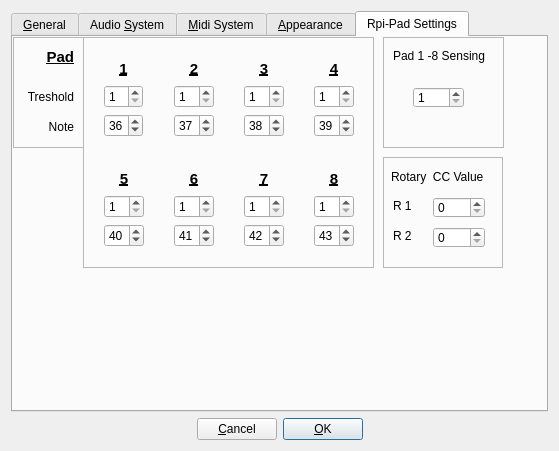
Old version of the form src/gui/src/UI/PreferencesDialog_UI.ui in the repository wolkstein/hydrogen.
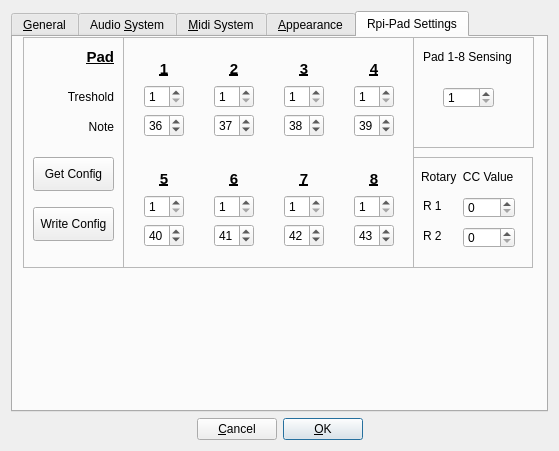
New version of the form. The open tabs and pages were chosen to show the change. Custom widgets are drawn as their Qt base class.

The edit to the form file:
```diff
--- a/src/gui/src/UI/PreferencesDialog_UI.ui
+++ b/src/gui/src/UI/PreferencesDialog_UI.ui
@@ -948,7 +948,7 @@
       <widget class="QFrame" name="frame">
        <property name="geometry">
         <rect>
-         <x>370</x>
+         <x>400</x>
          <y>0</y>
          <width>121</width>
          <height>111</height>
@@ -966,11 +966,11 @@
           <x>10</x>
           <y>10</y>
           <width>111</width>
-          <height>18</height>
+          <height>20</height>
          </rect>
         </property>
         <property name="text">
-         <string>Pad 1 -8 Sensing</string>
+         <string>Pad 1-8 Sensing</string>
         </property>
        </widget>
        <widget class="QSpinBox" name="PadSensingSpinBox">
@@ -993,7 +993,7 @@
       <widget class="QFrame" name="frame_2">
        <property name="geometry">
         <rect>
-         <x>70</x>
+         <x>110</x>
          <y>0</y>
          <width>291</width>
          <height>231</height>
@@ -1063,7 +1063,7 @@
          <rect>
           <x>10</x>
           <y>10</y>
-          <width>61</width>
+          <width>62</width>
           <height>101</height>
          </rect>
         </property>
@@ -1445,10 +1445,10 @@
       <widget class="QFrame" name="frame_3">
        <property name="geometry">
         <rect>
-         <x>0</x>
+         <x>10</x>
          <y>0</y>
-         <width>71</width>
-         <height>111</height>
+         <width>101</width>
+         <height>231</height>
         </rect>
        </property>
        <property name="frameShape">
@@ -1460,7 +1460,7 @@
        <widget class="QLabel" name="label_86">
         <property name="geometry">
          <rect>
-          <x>0</x>
+          <x>30</x>
           <y>50</y>
           <width>61</width>
           <height>20</height>
@@ -1476,7 +1476,7 @@
        <widget class="QLabel" name="label_65">
         <property name="geometry">
          <rect>
-          <x>20</x>
+          <x>50</x>
           <y>80</y>
           <width>41</width>
           <height>20</height>
@@ -1492,7 +1492,7 @@
        <widget class="QLabel" name="label_85">
         <property name="geometry">
          <rect>
-          <x>20</x>
+          <x>50</x>
           <y>10</y>
           <width>41</width>
           <height>20</height>
@@ -1513,11 +1513,37 @@
          <set>Qt::AlignRight|Qt::AlignTrailing|Qt::AlignVCenter</set>
         </property>
        </widget>
+       <widget class="QPushButton" name="getConfigPushButton">
+        <property name="geometry">
+         <rect>
+          <x>10</x>
+          <y>120</y>
+          <width>81</width>
+          <height>34</height>
+         </rect>
+        </property>
+        <property name="text">
+         <string>Get Config</string>
+        </property>
+       </widget>
+       <widget class="QPushButton" name="writeConfigPushButton">
+        <property name="geometry">
+         <rect>
+          <x>10</x>
+          <y>170</y>
+          <width>81</width>
+          <height>34</height>
+         </rect>
+        </property>
+        <property name="text">
+         <string>Write Config</string>
+        </property>
+       </widget>
       </widget>
       <widget class="QFrame" name="frame_4">
        <property name="geometry">
         <rect>
-         <x>370</x>
+         <x>400</x>
          <y>120</y>
          <width>120</width>
          <height>111</height>
```
